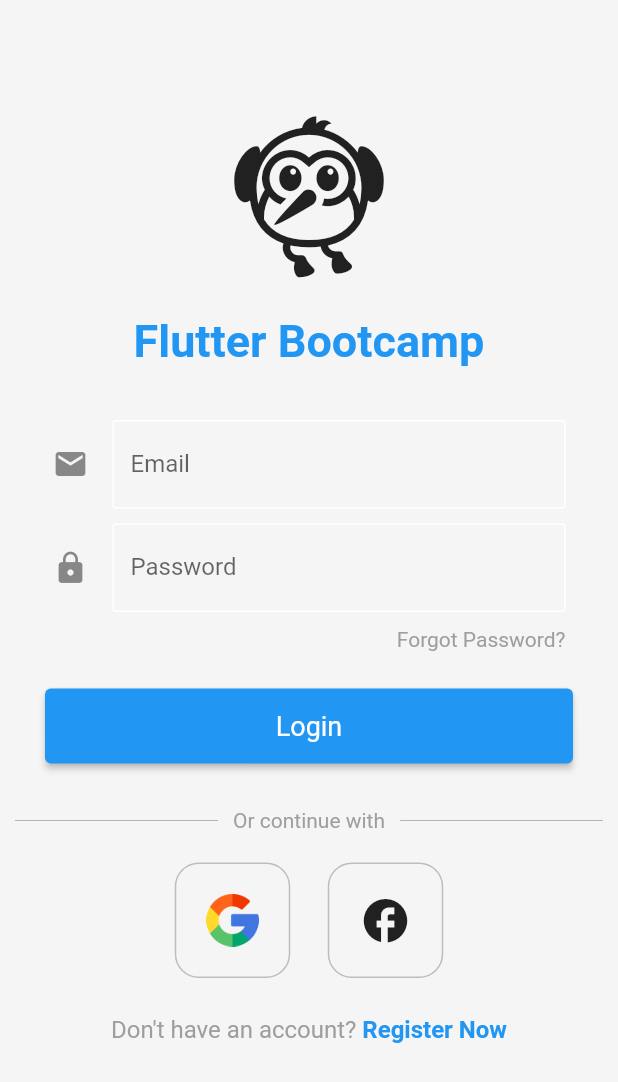
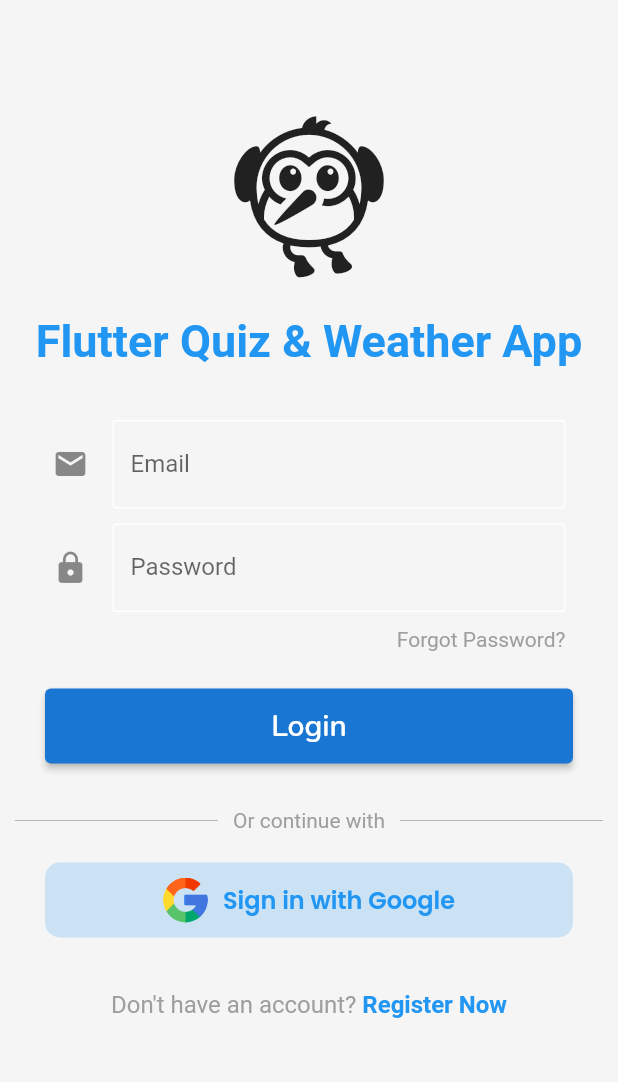
Before and after one commit to Melo04/flutter_quizapp, a Flutter app: the screen it shows after launch, on a phone screen of 412 x 824 dp. Shown: the top 1082 px of the screen. Run offline on Flutter 3.47's test engine with Material 2 defaults, Android fonts, the phone set to English and light mode, and no system bars; our stand-ins replace cloud_firestore, dot_navigation_bar, firebase_auth, firebase_core, get, google_fonts and 1 more; accounts and stored records are empty.

Commit message:
update button ui

```diff
--- a/lib/components/form/custom_form_submit_button.dart
+++ b/lib/components/form/custom_form_submit_button.dart
@@ -1,5 +1,6 @@
 import 'package:flutter/material.dart';
 import 'package:flutter/src/widgets/framework.dart';
+import 'package:google_fonts/google_fonts.dart';
 
 class CustomFormSubmitButton extends StatelessWidget {
   final String buttonText;
@@ -15,9 +16,14 @@ class CustomFormSubmitButton extends StatelessWidget {
       child: ElevatedButton(
         style: ButtonStyle(
           backgroundColor:
-              MaterialStatePropertyAll<Color>(Colors.blue),
-          textStyle: MaterialStatePropertyAll<TextStyle>(
-              TextStyle(fontSize: 18)),
+              MaterialStatePropertyAll<Color>(Colors.blue.shade700),
+            textStyle: MaterialStatePropertyAll<TextStyle>(
+              GoogleFonts.nunito(
+                fontSize: 20,
+                fontWeight: FontWeight.w600,
+                wordSpacing: 5,
+              ),
+            ),
         ),
         onPressed: buttonAction,
         child: Text(buttonText),
--- a/lib/components/square_tile.dart
+++ /dev/null
@@ -1,34 +0,0 @@
-import 'package:flutter/material.dart';
-import 'package:flutter/src/widgets/framework.dart';
-
-class SquareTile extends StatelessWidget {
-  final String? imagePath;
-  final IconData? icon;
-  final bool isLoading;
-  final VoidCallback onPressed;
-
-  const SquareTile({super.key, this.imagePath = "", this.icon, this.isLoading = false, required this.onPressed});
-
-  @override
-  Widget build(BuildContext context) {
-    return GestureDetector(
-      onTap: isLoading ? null : onPressed,
-      child: Container(
-        padding: EdgeInsets.all(20),
-        decoration: BoxDecoration(
-          border: Border.all(color: Colors.grey.shade400),
-          borderRadius: BorderRadius.circular(16),
-        ),
-        child: (imagePath == null || imagePath == "")
-            ? Icon(
-                icon!,
-                size: 35,
-              )
-            : Image.asset(
-                imagePath!,
-                height: 35,
-              ),
-      ),
-    );
-  }
-}
--- a/lib/controllers/authentication_repo.dart
+++ b/lib/controllers/authentication_repo.dart
@@ -75,15 +75,11 @@ class AuthenticationRepository extends GetxController {
 
       // Once signed in, return the UserCredential
       return await FirebaseAuth.instance.signInWithCredential(credential);
-     } on FirebaseAuthException catch (e) {
+    } on FirebaseAuthException catch (e) {
       final ex = SignUpWithEmailAndPasswordFailure.code(e.code);
       Get.snackbar("Error sign in account", ex.message,
           snackPosition: SnackPosition.BOTTOM);
       throw ex; // Throw the exception to be caught and handled properly
-    } on SignUpWithEmailAndPasswordFailure catch (e) {
-      Get.snackbar("Error sign in account", e.message,
-          snackPosition: SnackPosition.BOTTOM);
-      throw e; // Throw the exception to be caught and handled properly
     } catch (_) {
       const ex = SignUpWithEmailAndPasswordFailure();
       Get.snackbar("Error sign in account", ex.message,
--- a/lib/pages/login_page.dart
+++ b/lib/pages/login_page.dart
@@ -1,9 +1,8 @@
 import 'package:flutter/material.dart';
-import 'package:flutter/src/widgets/framework.dart';
 import 'package:fluttergdsc/components/bottom_wording.dart';
-import 'package:fluttergdsc/components/square_tile.dart';
 import 'package:fluttergdsc/forms/login_form.dart';
 import 'package:get/get.dart';
+import 'package:google_fonts/google_fonts.dart';
 
 import '../controllers/login_controller.dart';
 
@@ -17,6 +16,8 @@ class LoginPage extends StatefulWidget {
 class _LoginPageState extends State<LoginPage> {
   final controller = Get.put(LoginController());
 
+  bool isHovered = false;
+
   @override
   Widget build(BuildContext context) {
     return Scaffold(
@@ -29,7 +30,7 @@ class _LoginPageState extends State<LoginPage> {
               Icon(Icons.flutter_dash, size: 120),
               SizedBox(height: 20),
               Text(
-                "Flutter Bootcamp",
+                "Flutter Quiz & Weather App",
                 style: TextStyle(
                   fontSize: 30,
                   color: Colors.blue,
@@ -68,29 +69,63 @@ class _LoginPageState extends State<LoginPage> {
               ),
             ),
             const SizedBox(
-              height: 20,
+              height: 10,
             ),
-            Row(
-              mainAxisAlignment: MainAxisAlignment.center,
-              children: [
-                SquareTile(
-                  imagePath: "assets/image/google.png",
-                  isLoading: controller.isGoogleLoading.value ? true : false,
+            Padding(
+              padding: const EdgeInsets.only(left: 30, right: 30, bottom: 10, top: 10),
+              child: MouseRegion(
+                onHover: (event) {
+                  setState(() {
+                    isHovered = true;
+                  });
+                },
+                onExit: (event) {
+                  setState(() {
+                    isHovered = false;
+                  });
+                },
+                child: ElevatedButton(
                   onPressed: () {
                     controller.googleSignIn();
                   },
+                   style: ElevatedButton.styleFrom(
+                    shape: RoundedRectangleBorder(
+                      borderRadius: BorderRadius.circular(10),
+                    ),
+                    primary: isHovered ? Colors.blue.withOpacity(1.0) : Colors.blue.withOpacity(0.2),
+                    elevation: isHovered ? 20 : 0, // Remove the button elevation
+                    padding: EdgeInsets.zero,
+                  ),
+                  child: Padding(
+                    padding: const EdgeInsets.all(10.0),
+                    child: Row(
+                      mainAxisAlignment: MainAxisAlignment.center,
+                      children: [
+                        Container(
+                          height: 30.0,
+                          width: 30.0,
+                          decoration: BoxDecoration(
+                            image: DecorationImage(
+                              image: AssetImage("assets/image/google.png"),
+                              fit: BoxFit.cover,
+                            ),
+                            shape: BoxShape.circle,
+                          ),
+                        ),
+                        SizedBox(width: 10),
+                        Text(
+                          "Sign in with Google",
+                          style:  GoogleFonts.poppins(
+                            color: isHovered ? Colors.white : Colors.blue,
+                            fontWeight: FontWeight.w600,
+                            fontSize: 16,
+                          ),
+                        ),
+                      ],
+                    ),
+                  ),
                 ),
-                const SizedBox(
-                  width: 25,
-                ),
-                SquareTile(
-                  icon: Icons.facebook,
-                  isLoading: controller.isGoogleLoading.value ? true : false,
-                  onPressed: () {
-                    controller.googleSignIn();
-                  },
-                ),
-              ],
+              ),
             ),
             const SizedBox(
               height: 25,
--- a/lib/pages/register_page.dart
+++ b/lib/pages/register_page.dart
@@ -32,7 +32,7 @@ class _RegisterPageState extends State<RegisterPage> {
                   Icon(Icons.flutter_dash, size: 120),
                   SizedBox(height: 20),
                   Text(
-                    "Flutter Bootcamp",
+                    "Flutter Quiz & Weather App",
                     style: TextStyle(
                       fontSize: 30,
                       color: Colors.blue,
```
